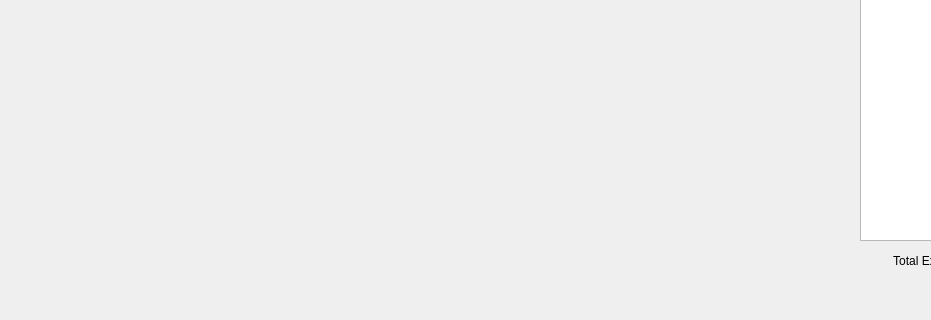
Before: the Qt Designer form src/view/ui/main_page.ui in OmerElmaliach/CentiCore, drawn with Qt 5; both pictures show x 160 to 1091 and y 400 to 720 of the 1280 by 720 pixel window.
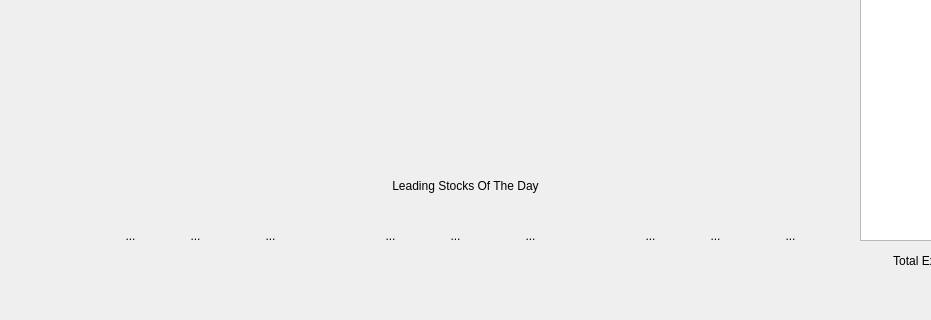
After: the same form once the commit is applied. Icons and pictures are not drawn.

Commit message: Added leading stocks

Patch:
```diff
--- a/src/view/ui/main_page.ui
+++ b/src/view/ui/main_page.ui
@@ -201,7 +201,7 @@
     <property name="geometry">
      <rect>
       <x>270</x>
-      <y>190</y>
+      <y>200</y>
       <width>711</width>
       <height>351</height>
      </rect>
@@ -446,12 +446,232 @@
    <widget class="QWidget" name="leadWidget" native="true">
     <property name="geometry">
      <rect>
-      <x>270</x>
-      <y>550</y>
-      <width>711</width>
-      <height>131</height>
+      <x>240</x>
+      <y>560</y>
+      <width>771</width>
+      <height>121</height>
      </rect>
     </property>
+    <widget class="QWidget" name="leadStock1" native="true">
+     <property name="geometry">
+      <rect>
+       <x>10</x>
+       <y>50</y>
+       <width>231</width>
+       <height>51</height>
+      </rect>
+     </property>
+     <widget class="QLabel" name="stock_1">
+      <property name="geometry">
+       <rect>
+        <x>10</x>
+        <y>10</y>
+        <width>61</width>
+        <height>31</height>
+       </rect>
+      </property>
+      <property name="text">
+       <string>...</string>
+      </property>
+      <property name="scaledContents">
+       <bool>false</bool>
+      </property>
+      <property name="alignment">
+       <set>Qt::AlignCenter</set>
+      </property>
+     </widget>
+     <widget class="QLabel" name="price_1">
+      <property name="geometry">
+       <rect>
+        <x>70</x>
+        <y>10</y>
+        <width>71</width>
+        <height>31</height>
+       </rect>
+      </property>
+      <property name="text">
+       <string>...</string>
+      </property>
+      <property name="scaledContents">
+       <bool>false</bool>
+      </property>
+      <property name="alignment">
+       <set>Qt::AlignCenter</set>
+      </property>
+     </widget>
+     <widget class="QLabel" name="per_1">
+      <property name="geometry">
+       <rect>
+        <x>140</x>
+        <y>10</y>
+        <width>81</width>
+        <height>31</height>
+       </rect>
+      </property>
+      <property name="text">
+       <string>...</string>
+      </property>
+      <property name="scaledContents">
+       <bool>false</bool>
+      </property>
+      <property name="alignment">
+       <set>Qt::AlignCenter</set>
+      </property>
+     </widget>
+    </widget>
+    <widget class="QWidget" name="leadStock2" native="true">
+     <property name="geometry">
+      <rect>
+       <x>270</x>
+       <y>50</y>
+       <width>231</width>
+       <height>51</height>
+      </rect>
+     </property>
+     <widget class="QLabel" name="stock_2">
+      <property name="geometry">
+       <rect>
+        <x>10</x>
+        <y>10</y>
+        <width>61</width>
+        <height>31</height>
+       </rect>
+      </property>
+      <property name="text">
+       <string>...</string>
+      </property>
+      <property name="scaledContents">
+       <bool>false</bool>
+      </property>
+      <property name="alignment">
+       <set>Qt::AlignCenter</set>
+      </property>
+     </widget>
+     <widget class="QLabel" name="price_2">
+      <property name="geometry">
+       <rect>
+        <x>70</x>
+        <y>10</y>
+        <width>71</width>
+        <height>31</height>
+       </rect>
+      </property>
+      <property name="text">
+       <string>...</string>
+      </property>
+      <property name="scaledContents">
+       <bool>false</bool>
+      </property>
+      <property name="alignment">
+       <set>Qt::AlignCenter</set>
+      </property>
+     </widget>
+     <widget class="QLabel" name="per_2">
+      <property name="geometry">
+       <rect>
+        <x>140</x>
+        <y>10</y>
+        <width>81</width>
+        <height>31</height>
+       </rect>
+      </property>
+      <property name="text">
+       <string>...</string>
+      </property>
+      <property name="scaledContents">
+       <bool>false</bool>
+      </property>
+      <property name="alignment">
+       <set>Qt::AlignCenter</set>
+      </property>
+     </widget>
+    </widget>
+    <widget class="QWidget" name="leadStock3" native="true">
+     <property name="geometry">
+      <rect>
+       <x>530</x>
+       <y>50</y>
+       <width>231</width>
+       <height>51</height>
+      </rect>
+     </property>
+     <widget class="QLabel" name="stock_3">
+      <property name="geometry">
+       <rect>
+        <x>10</x>
+        <y>10</y>
+        <width>61</width>
+        <height>31</height>
+       </rect>
+      </property>
+      <property name="text">
+       <string>...</string>
+      </property>
+      <property name="scaledContents">
+       <bool>false</bool>
+      </property>
+      <property name="alignment">
+       <set>Qt::AlignCenter</set>
+      </property>
+     </widget>
+     <widget class="QLabel" name="price_3">
+      <property name="geometry">
+       <rect>
+        <x>70</x>
+        <y>10</y>
+        <width>71</width>
+        <height>31</height>
+       </rect>
+      </property>
+      <property name="text">
+       <string>...</string>
+      </property>
+      <property name="scaledContents">
+       <bool>false</bool>
+      </property>
+      <property name="alignment">
+       <set>Qt::AlignCenter</set>
+      </property>
+     </widget>
+     <widget class="QLabel" name="per_3">
+      <property name="geometry">
+       <rect>
+        <x>140</x>
+        <y>10</y>
+        <width>81</width>
+        <height>31</height>
+       </rect>
+      </property>
+      <property name="text">
+       <string>...</string>
+      </property>
+      <property name="scaledContents">
+       <bool>false</bool>
+      </property>
+      <property name="alignment">
+       <set>Qt::AlignCenter</set>
+      </property>
+     </widget>
+    </widget>
+    <widget class="QLabel" name="leadTxt">
+     <property name="geometry">
+      <rect>
+       <x>270</x>
+       <y>0</y>
+       <width>231</width>
+       <height>51</height>
+      </rect>
+     </property>
+     <property name="text">
+      <string>Leading Stocks Of The Day</string>
+     </property>
+     <property name="scaledContents">
+      <bool>false</bool>
+     </property>
+     <property name="alignment">
+      <set>Qt::AlignCenter</set>
+     </property>
+    </widget>
    </widget>
   </widget>
  </widget>
```
The commit also changes 10 other files.
